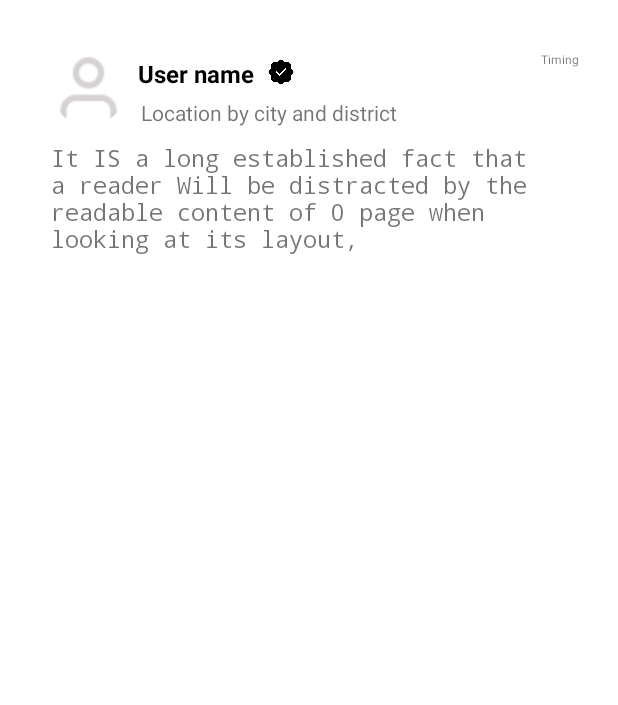
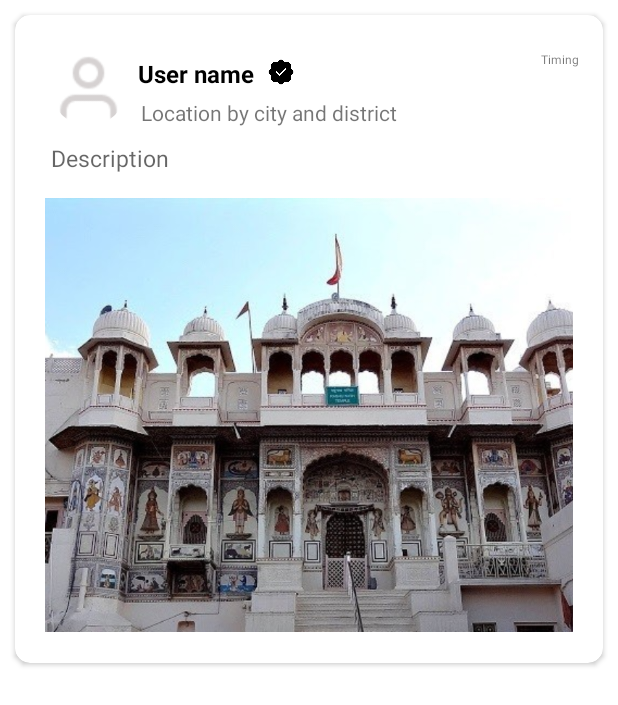
Before and after one commit to adword01/TripIT, an Android app: the layout post_item_list.xml on its own in the app's theme, with its tools: preview values and no code run, on a phone screen of 412 x 824 dp. Shown: the top 705 px of the screen. Run offline under Robolectric (Android 15) with nearby library versions, the phone set to English and light mode, and no system bars; Roboto replaces fonts that are not available here.

Commit message:
UI update for post item list

```diff
--- a/app/src/main/res/layout/post_item_list.xml
+++ b/app/src/main/res/layout/post_item_list.xml
@@ -9,7 +9,7 @@
     android:layout_marginStart="5dp"
     android:layout_marginEnd="5dp"
     android:layout_marginTop="2.5dp"
-    android:background="@color/white"
+    app:cardBackgroundColor="#ffffff"
     android:layout_height="wrap_content">
 
     <androidx.constraintlayout.widget.ConstraintLayout
@@ -34,8 +34,13 @@
         android:layout_width="match_parent"
         android:layout_height="300dp"
         android:padding="5dp"
-        android:layout_margin="20dp"
-        android:scaleType="center"
+        android:src="@drawable/raghunath_temple"
+        android:layout_marginTop="5dp"
+        android:layout_marginStart="20dp"
+        android:layout_marginEnd="20dp"
+        android:scaleX="1"
+        android:scaleY="1"
+        android:scaleType="centerCrop"
         app:layout_constraintTop_toBottomOf="@+id/linearLayout9"
         tools:layout_editor_absoluteX="24dp" />
 
@@ -121,11 +126,9 @@
                 android:layout_marginBottom="5dp"
                 android:layout_marginStart="24dp"
                 android:layout_marginEnd="24dp"
-                android:fontFamily="monospace"
                 android:maxLines="8"
-                android:text="It IS a long established fact that a reader Will be
-distracted by the readable content of 0 page when
-looking at its layout,"
+                android:hint="Description"
+                android:maxHeight="100dp"
                 android:textSize="15sp"
                 android:textStyle="normal" />
 
```
Also changed, not shown: app/src/main/res/layout/fragment_post.xml (+27 -24 lines).
